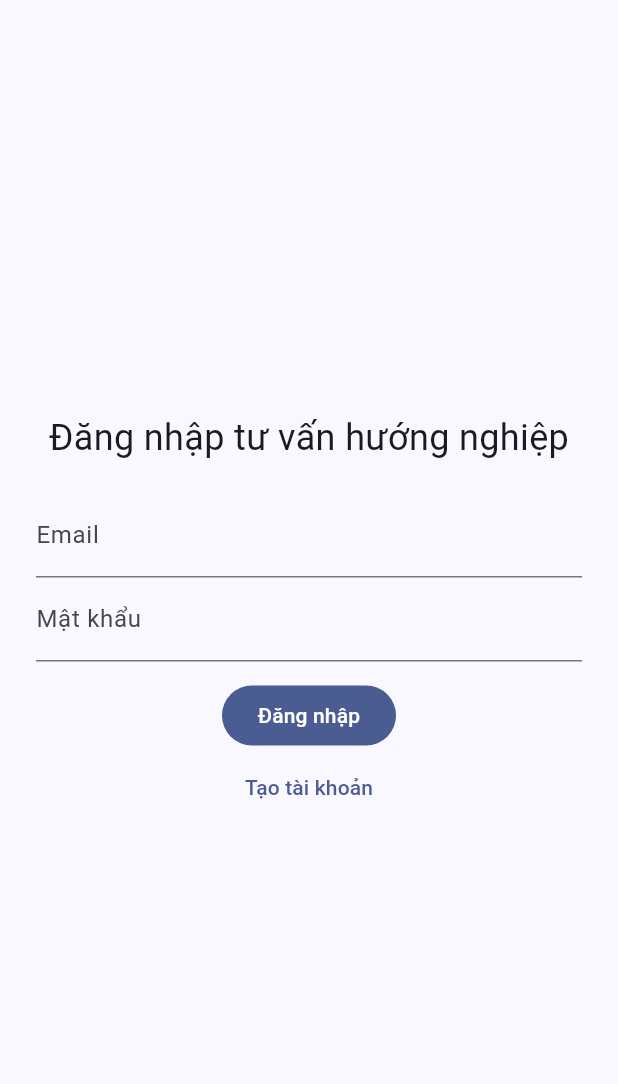
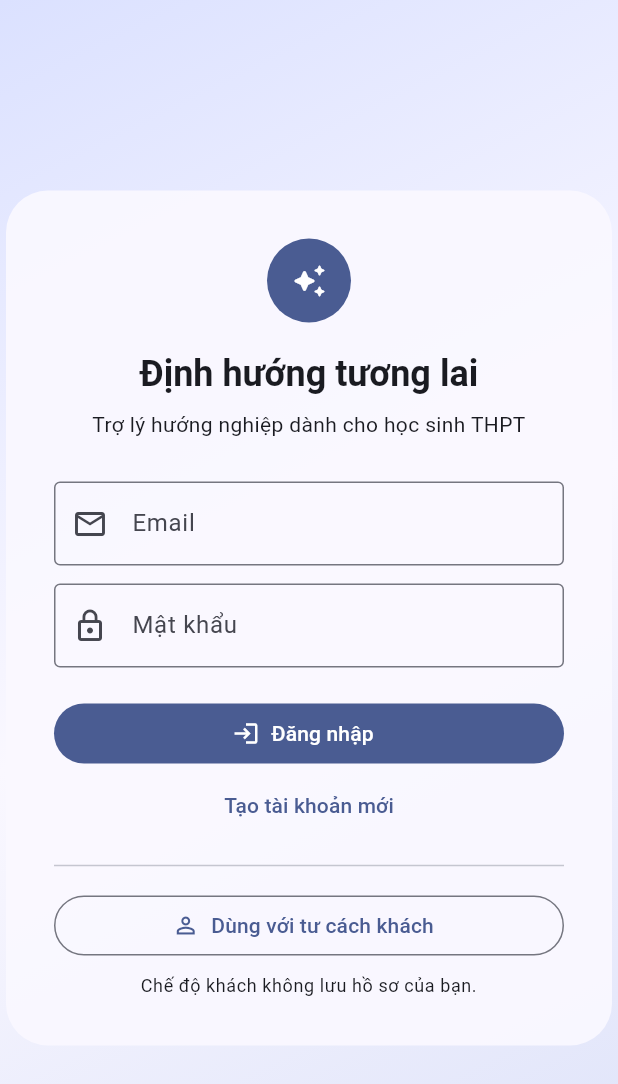
Before and after one commit to janyrollzone/tu-van-huong-nghiep-chatbot, a Flutter app: the AuthPage screen opened directly, on a phone screen of 412 x 824 dp. Shown: the top 1084 px of the screen. Run offline on Flutter 3.47's test engine with Material 3 defaults, Android fonts, the phone set to English and light mode, and no system bars; our stand-ins replace supabase_flutter; accounts and stored records are empty.

Commit message:
feat: add guest mode and SaaS auth experience

```diff
--- a/lib/screens/auth_page.dart
+++ b/lib/screens/auth_page.dart
@@ -19,73 +19,163 @@ class _AuthPageState extends State<AuthPage> {
     super.dispose();
   }
 
-  Future<void> _submit(bool signUp) async {
+  Future<void> _run(Future<void> Function() action) async {
     if (_loading) return;
     setState(() {
       _loading = true;
       _error = null;
     });
     try {
-      if (signUp) {
-        await Supabase.instance.client.auth.signUp(
-          email: _email.text.trim(),
-          password: _password.text,
-        );
-      } else {
-        await Supabase.instance.client.auth.signInWithPassword(
-          email: _email.text.trim(),
-          password: _password.text,
-        );
-      }
+      await action();
     } on AuthException catch (e) {
       if (mounted) setState(() => _error = e.message);
+    } catch (_) {
+      if (mounted)
+        setState(() => _error = 'Không thể kết nối. Vui lòng thử lại.');
     } finally {
       if (mounted) setState(() => _loading = false);
     }
   }
 
   @override
-  Widget build(BuildContext context) => Scaffold(
-    body: Center(
+  Widget build(BuildContext context) {
+    final scheme = Theme.of(context).colorScheme;
+    return Scaffold(
+      body: Container(
+        decoration: BoxDecoration(
+          gradient: LinearGradient(
+            colors: [
+              scheme.primaryContainer,
+              scheme.surface,
+              scheme.secondaryContainer,
+            ],
+            begin: Alignment.topLeft,
+            end: Alignment.bottomRight,
+          ),
+        ),
+        child: Center(
+          child: SingleChildScrollView(
             child: ConstrainedBox(
-        constraints: const BoxConstraints(maxWidth: 420),
+              constraints: const BoxConstraints(maxWidth: 460),
+              child: Card(
+                elevation: 0,
+                color: scheme.surface.withOpacity(.92),
+                shape: RoundedRectangleBorder(
+                  borderRadius: BorderRadius.circular(28),
+                ),
                 child: Padding(
-          padding: const EdgeInsets.all(24),
+                  padding: const EdgeInsets.all(32),
                   child: Column(
-            mainAxisSize: MainAxisSize.min,
+                    crossAxisSize: MainAxisSize.min,
                     children: [
-              const Text(
-                'Đăng nhập tư vấn hướng nghiệp',
-                style: TextStyle(fontSize: 24),
+                      CircleAvatar(
+                        radius: 28,
+                        backgroundColor: scheme.primary,
+                        child: Icon(
+                          Icons.auto_awesome_rounded,
+                          color: scheme.onPrimary,
                         ),
-              const SizedBox(height: 20),
+                      ),
+                      const SizedBox(height: 18),
+                      Text(
+                        'Định hướng tương lai',
+                        style: Theme.of(context).textTheme.headlineSmall
+                            ?.copyWith(fontWeight: FontWeight.w700),
+                      ),
+                      const SizedBox(height: 8),
+                      Text(
+                        'Trợ lý hướng nghiệp dành cho học sinh THPT',
+                        textAlign: TextAlign.center,
+                        style: Theme.of(context).textTheme.bodyMedium,
+                      ),
+                      const SizedBox(height: 28),
                       TextField(
                         controller: _email,
-                decoration: const InputDecoration(labelText: 'Email'),
+                        keyboardType: TextInputType.emailAddress,
+                        decoration: const InputDecoration(
+                          labelText: 'Email',
+                          prefixIcon: Icon(Icons.mail_outline),
+                          border: OutlineInputBorder(),
                         ),
+                      ),
+                      const SizedBox(height: 12),
                       TextField(
                         controller: _password,
                         obscureText: true,
-                decoration: const InputDecoration(labelText: 'Mật khẩu'),
+                        decoration: const InputDecoration(
+                          labelText: 'Mật khẩu',
+                          prefixIcon: Icon(Icons.lock_outline),
+                          border: OutlineInputBorder(),
+                        ),
                       ),
                       if (_error != null)
-                Text(
+                        Padding(
+                          padding: const EdgeInsets.only(top: 12),
+                          child: Text(
                             _error!,
-                  style: TextStyle(color: Theme.of(context).colorScheme.error),
+                            textAlign: TextAlign.center,
+                            style: TextStyle(color: scheme.error),
                           ),
-              const SizedBox(height: 12),
-              FilledButton(
-                onPressed: _loading ? null : () => _submit(false),
-                child: const Text('Đăng nhập'),
+                        ),
+                      const SizedBox(height: 20),
+                      SizedBox(
+                        width: double.infinity,
+                        child: FilledButton.icon(
+                          onPressed: _loading
+                              ? null
+                              : () => _run(() async {
+                                  await Supabase.instance.client.auth
+                                      .signInWithPassword(
+                                        email: _email.text.trim(),
+                                        password: _password.text,
+                                      );
+                                }),
+                          icon: const Icon(Icons.login),
+                          label: const Text('Đăng nhập'),
+                        ),
                       ),
                       TextButton(
-                onPressed: _loading ? null : () => _submit(true),
-                child: const Text('Tạo tài khoản'),
+                        onPressed: _loading
+                            ? null
+                            : () => _run(() async {
+                                await Supabase.instance.client.auth.signUp(
+                                  email: _email.text.trim(),
+                                  password: _password.text,
+                                );
+                              }),
+                        child: const Text('Tạo tài khoản mới'),
+                      ),
+                      const Padding(
+                        padding: EdgeInsets.symmetric(vertical: 8),
+                        child: Divider(),
+                      ),
+                      SizedBox(
+                        width: double.infinity,
+                        child: OutlinedButton.icon(
+                          onPressed: _loading
+                              ? null
+                              : () => _run(() async {
+                                  await Supabase.instance.client.auth
+                                      .signInAnonymously();
+                                }),
+                          icon: const Icon(Icons.person_outline),
+                          label: const Text('Dùng với tư cách khách'),
+                        ),
+                      ),
+                      const SizedBox(height: 8),
+                      Text(
+                        'Chế độ khách không lưu hồ sơ của bạn.',
+                        textAlign: TextAlign.center,
+                        style: Theme.of(context).textTheme.bodySmall,
                       ),
                     ],
                   ),
                 ),
               ),
             ),
+          ),
+        ),
+      ),
     );
   }
+}
```
Also changed, not shown: 1 other file. Lines whose indentation alone changed are shown as unchanged.
